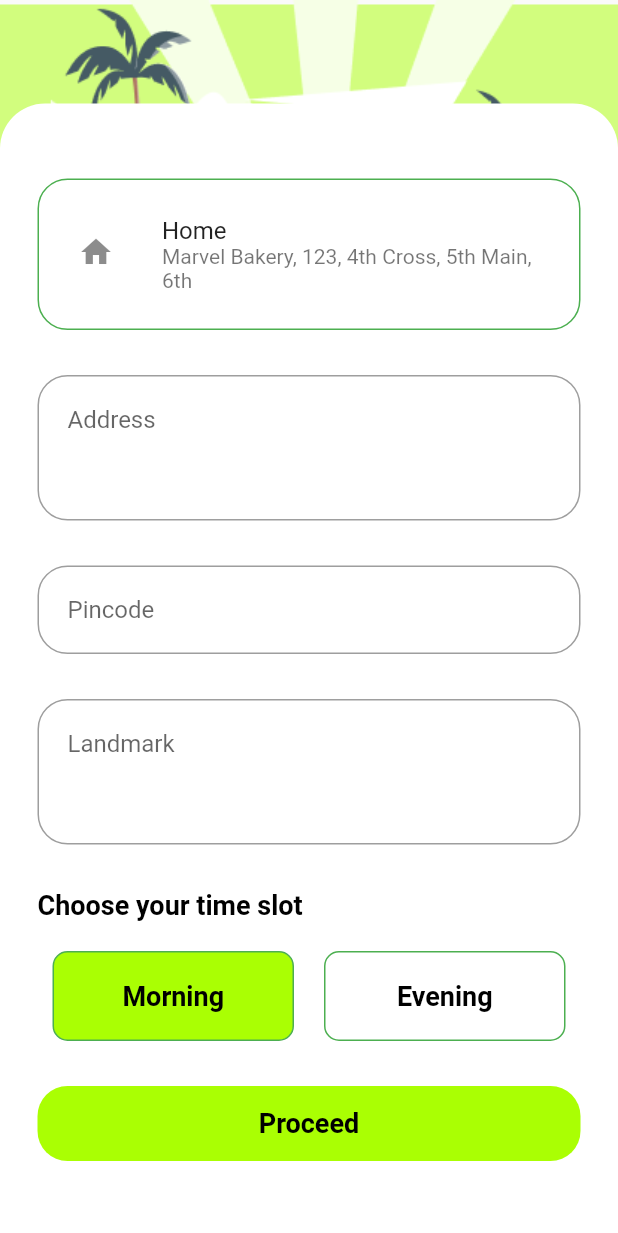
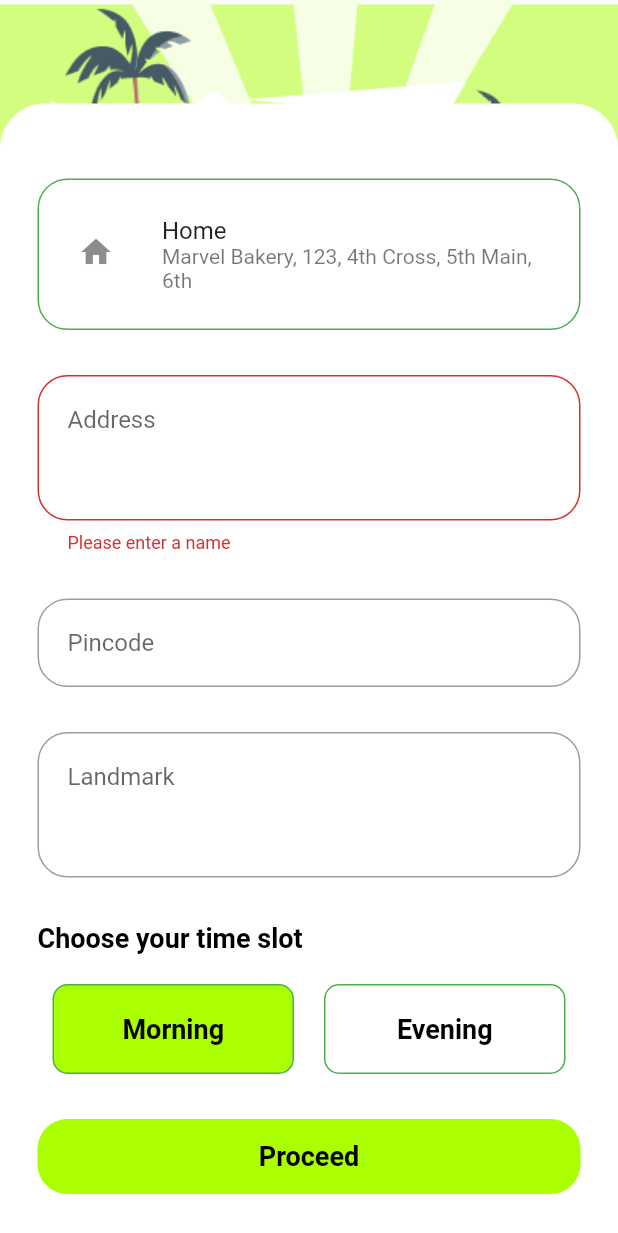
Before and after one commit to allenfencer/bingo_app, a Flutter app: the AddressScreen screen opened directly, scrolled down 131 dp, after a tap on "Proceed", on a phone screen of 412 x 824 dp. Shown: the top 1233 px of the screen. Run offline on Flutter 3.47's test engine with Material 2 defaults, Android fonts, the phone set to English and light mode, and no system bars; our stand-ins replace connectivity_plus, dio, get, shared_preferences; accounts and stored records are empty.

Commit message:
Added validation to address screen

```diff
--- a/lib/presentation/address/address_screen.dart
+++ b/lib/presentation/address/address_screen.dart
@@ -1,3 +1,4 @@
+import 'package:application1/presentation/dashboard/processing_Screen.dart';
 import 'package:application1/theme/styles.dart';
 import 'package:flutter/material.dart';
 
@@ -12,6 +13,11 @@ class _AddressScreenState extends State<AddressScreen> {
   TextEditingController addressController = TextEditingController();
   TextEditingController pincodeController = TextEditingController();
   int currentINdex = 0;
+
+  final _adressState = GlobalKey<FormState>();
+  final _pincodeField = GlobalKey<FormState>();
+  final _landMarkField = GlobalKey<FormState>();
+
 
   @override
   Widget build(BuildContext context) {
@@ -57,7 +63,11 @@ class _AddressScreenState extends State<AddressScreen> {
                 SizedBox(
                   height: 30,
                 ),
-                TextField(
+                Form(
+                  key: _adressState,
+                  child: TextFormField(
+                    validator: (value) => textValidator(value, "name"),
+
                     controller: addressController,
                     maxLines: 3,
                     decoration: InputDecoration(
@@ -69,10 +79,14 @@ class _AddressScreenState extends State<AddressScreen> {
                       ),
                     ),
                   ),
+                ),
                 SizedBox(
                   height: 30,
                 ),
-                TextField(
+                Form(
+                  key: _pincodeField,
+                  child: TextFormField(
+                    validator: (value) => textValidator(value, "pincode"),
                     keyboardType: TextInputType.number,
                     controller: pincodeController,
                     decoration: InputDecoration(
@@ -84,10 +98,14 @@ class _AddressScreenState extends State<AddressScreen> {
                       ),
                     ),
                   ),
+                ),
                 SizedBox(
                   height: 30,
                 ),
-                TextField(
+                Form(
+                  key: _landMarkField,
+                  child: TextFormField(
+                    validator: (value) => textValidator(value, "landmark"),
                     controller: addressController,
                     maxLines: 3,
                     decoration: InputDecoration(
@@ -96,6 +114,7 @@ class _AddressScreenState extends State<AddressScreen> {
                       hintText: 'Landmark',
                       border: OutlineInputBorder(
                         borderRadius: BorderRadius.circular(20),
+                      ),
                     ),
                   ),
                 ),
@@ -167,7 +186,11 @@ class _AddressScreenState extends State<AddressScreen> {
                   height: 30,
                 ),
                 GestureDetector(
-                  onTap: () {},
+                  onTap: () {
+                    if(_adressState.currentState!.validate() && _landMarkField.currentState!.validate() && _pincodeField.currentState!.validate()){
+                      onButtonClick(context);
+                    }
+                  },
                   child: Container(
                     height: 50,
                     decoration: BoxDecoration(
@@ -191,4 +214,14 @@ class _AddressScreenState extends State<AddressScreen> {
       ),
     );
   }
+  textValidator(value, fieldName){
+    if(value == null || value.isEmpty){
+      return "Please enter a $fieldName";
     }
+    return null;
+  }
+  onButtonClick(context) {
+    return Navigator.pushReplacement(
+        context, MaterialPageRoute(builder: (context) => ProcessingScreen()));
+  }
+}
```
Also changed, not shown: 2 other files. Lines whose indentation alone changed are shown as unchanged.
